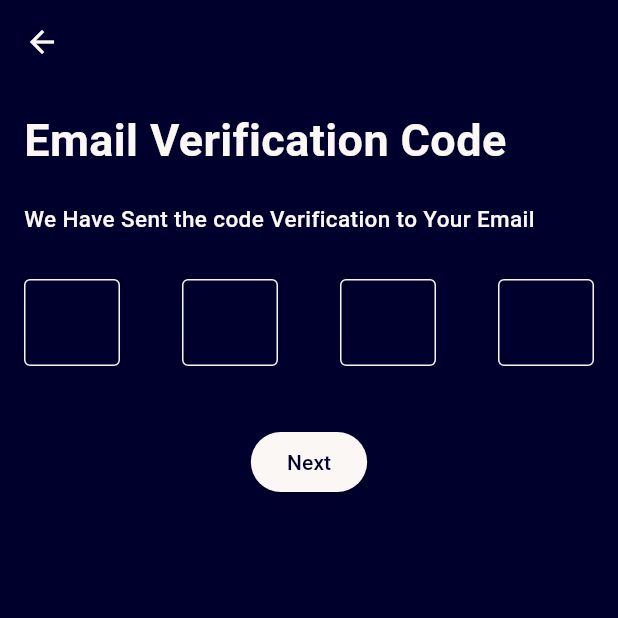
After one commit to pavants777/EduFarewell, a Flutter app: the ProfileWidget screen opened directly, after a tap on "Verify Email", on a phone screen of 412 x 824 dp, the top half of it. The commit adds this screen. Run offline on Flutter 3.47's test engine with Material 3 defaults, Android fonts, the phone set to English and light mode, and no system bars; our stand-ins replace dots_indicator, font_awesome_flutter, get, shared_preferences; accounts and stored records are empty; network calls fail.

Commit message:
email verification screen

```diff
--- a/lib/Provider/User_provider.dart
+++ b/lib/Provider/User_provider.dart
@@ -5,7 +5,8 @@ import 'package:clc/models/user.dart';
 import 'package:flutter/material.dart';
 
 class UserProvider extends ChangeNotifier {
-  User _user = User(email: '', id: '', name: '', token: '', password: '');
+  User _user = User(
+      email: '', id: '', name: '', token: '', password: '', isEmail: false);
   final StreamController<String?> _userTokenController =
       StreamController<String?>.broadcast();
 
--- a/lib/Services/auth_Services.dart
+++ b/lib/Services/auth_Services.dart
@@ -25,6 +25,7 @@ class AuthService {
         name: name,
         token: '',
         password: password,
+        isEmail: false,
       );
 
       http.Response res = await http.post(
@@ -144,7 +145,8 @@ class AuthService {
   Future<void> signOut(BuildContext context) async {
     SharedPreferences preferences = await SharedPreferences.getInstance();
     preferences.setString('x-auth-token', '');
-    User user = User(email: '', id: '', name: '', token: '', password: '');
+    User user = User(
+        email: '', id: '', name: '', token: '', password: '', isEmail: false);
     var userPrvoider = Provider.of<UserProvider>(context, listen: false);
     userPrvoider.setUserModel(user);
     Navigator.pushAndRemoveUntil(
--- /dev/null
+++ b/lib/Utils/Constant.dart
@@ -0,0 +1,10 @@
+class Constant {
+  static String image =
+      'https://cdn.iconscout.com/icon/free/png-256/free-avatar-370-456322.png?f=webp';
+  static const String api_key =
+      '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';
+  static const String api_url = 'https://api.openai.com/v1/chat/completions';
+  static int appId = 977084063;
+  static String appSign =
+      '08a94ad40e365b4db109c7bc77477f18d33cdef83763f122cb24dae3938369f8';
+}
--- /dev/null
+++ b/lib/Utils/custom_button.dart
@@ -0,0 +1,42 @@
+import 'package:flutter/material.dart';
+
+Widget CustomButton(String title, IconData icon, VoidCallback onTap,
+    double screenWidth, BuildContext context) {
+  return Padding(
+    padding: const EdgeInsets.only(top: 10, left: 30, right: 30, bottom: 10),
+    child: GestureDetector(
+      onTap: onTap,
+      child: Container(
+        alignment: Alignment.center,
+        padding: const EdgeInsets.all(10),
+        width: screenWidth * 0.90 - 30,
+        height: 50,
+        decoration: BoxDecoration(
+          color: const Color.fromARGB(255, 129, 129, 129).withOpacity(0.1),
+          borderRadius: BorderRadius.circular(30),
+          gradient: const LinearGradient(
+            colors: [Colors.blue, Colors.red, Colors.green],
+          ),
+        ),
+        child: Row(
+          children: [
+            const SizedBox(width: 50),
+            Icon(icon, color: Theme.of(context).colorScheme.secondary),
+            const SizedBox(width: 30),
+            Expanded(
+              child: Text(
+                title,
+                softWrap: false,
+                overflow: TextOverflow.ellipsis,
+                style: TextStyle(
+                  color: Theme.of(context).colorScheme.secondary,
+                  fontSize: 20,
+                ),
+              ),
+            ),
+          ],
+        ),
+      ),
+    ),
+  );
+}
--- a/lib/models/user.dart
+++ b/lib/models/user.dart
@@ -4,12 +4,14 @@ class User {
   String email;
   String token;
   String password;
+  bool isEmail;
 
   User({
     required this.email,
     required this.id,
     required this.name,
     required this.token,
+    required this.isEmail,
     required this.password,
   });
 
@@ -18,15 +20,18 @@ class User {
       "name": name,
       "email": email,
       "password": password,
+      "isEmail": false,
     };
   }
 
   factory User.fromJson(Map<String, dynamic> json) {
     return User(
-        email: json['email'],
-        id: json['_id'],
-        name: json['name'],
-        token: json['token'] ?? '',
-        password: json['password']);
+      email: json['email'],
+      id: json['_id'],
+      name: json['name'],
+      token: json['token'] ?? '',
+      password: json['password'],
+      isEmail: json['isEmail'],
+    );
   }
 }
--- /dev/null
+++ b/lib/pages/Profile/emailVerification.dart
@@ -0,0 +1,202 @@
+import 'package:clc/Provider/User_provider.dart';
+import 'package:flutter/material.dart';
+import 'package:flutter/services.dart';
+import 'package:font_awesome_flutter/font_awesome_flutter.dart';
+import 'package:provider/provider.dart';
+
+class EmailVerficiation extends StatelessWidget {
+  const EmailVerficiation({super.key});
+
+  @override
+  Widget build(BuildContext context) {
+    var _user = Provider.of<UserProvider>(context, listen: false).user;
+    return Scaffold(
+      appBar: AppBar(
+        backgroundColor: Theme.of(context).colorScheme.primary,
+        leading: IconButton(
+          onPressed: () {
+            Navigator.pop(context);
+          },
+          icon: Icon(
+            Icons.arrow_back,
+            color: Theme.of(context).colorScheme.secondary,
+          ),
+        ),
+      ),
+      body: SafeArea(
+        child: Padding(
+          padding: const EdgeInsets.all(16.0),
+          child: Column(
+            crossAxisAlignment: CrossAxisAlignment.start,
+            children: [
+              Text(
+                'Email Verification Code',
+                style: TextStyle(
+                  color: Theme.of(context).colorScheme.secondary,
+                  fontWeight: FontWeight.bold,
+                  fontSize: 30,
+                ),
+              ),
+              SizedBox(
+                height: 20,
+              ),
+              Text(
+                'We Have Sent the code Verification to Your Email ${_user.email}',
+                style: TextStyle(
+                  color: Theme.of(context).colorScheme.secondary,
+                  fontWeight: FontWeight.w500,
+                  fontSize: 15,
+                ),
+              ),
+              SizedBox(
+                height: 30,
+              ),
+              Form(
+                  child: Row(
+                mainAxisAlignment: MainAxisAlignment.spaceBetween,
+                children: [
+                  SizedBox(
+                    height: 68,
+                    width: 64,
+                    child: TextFormField(
+                      onChanged: (value) {
+                        if (value.length == 1) {
+                          FocusScope.of(context).nextFocus();
+                        }
+                      },
+                      style: TextStyle(
+                          color: Theme.of(context).colorScheme.secondary,
+                          fontSize: 25),
+                      decoration: InputDecoration(
+                        contentPadding: EdgeInsets.all(10),
+                        enabledBorder: OutlineInputBorder(
+                          borderSide: BorderSide(
+                            color: Theme.of(context).colorScheme.secondary,
+                          ),
+                        ),
+                        focusedBorder: OutlineInputBorder(
+                            borderSide: BorderSide(
+                                color:
+                                    Theme.of(context).colorScheme.secondary)),
+                      ),
+                      keyboardType: TextInputType.number,
+                      textAlign: TextAlign.center,
+                      inputFormatters: [
+                        LengthLimitingTextInputFormatter(1),
+                        FilteringTextInputFormatter.digitsOnly,
+                      ],
+                    ),
+                  ),
+                  SizedBox(
+                    height: 68,
+                    width: 64,
+                    child: TextFormField(
+                      onChanged: (value) {
+                        if (value.length == 1) {
+                          FocusScope.of(context).nextFocus();
+                        }
+                      },
+                      style: TextStyle(
+                          color: Theme.of(context).colorScheme.secondary,
+                          fontSize: 25),
+                      decoration: InputDecoration(
+                        contentPadding: EdgeInsets.all(10),
+                        enabledBorder: OutlineInputBorder(
+                          borderSide: BorderSide(
+                            color: Theme.of(context).colorScheme.secondary,
+                          ),
+                        ),
+                        focusedBorder: OutlineInputBorder(
+                            borderSide: BorderSide(
+                                color:
+                                    Theme.of(context).colorScheme.secondary)),
+                      ),
+                      keyboardType: TextInputType.number,
+                      textAlign: TextAlign.center,
+                      inputFormatters: [
+                        LengthLimitingTextInputFormatter(1),
+                        FilteringTextInputFormatter.digitsOnly,
+                      ],
+                    ),
+                  ),
+                  SizedBox(
+                    height: 68,
+                    width: 64,
+                    child: TextFormField(
+                      onChanged: (value) {
+                        if (value.length == 1) {
+                          FocusScope.of(context).nextFocus();
+                        }
+                      },
+                      style: TextStyle(
+                          color: Theme.of(context).colorScheme.secondary,
+                          fontSize: 25),
+                      decoration: InputDecoration(
+                        contentPadding: EdgeInsets.all(10),
+                        enabledBorder: OutlineInputBorder(
+                          borderSide: BorderSide(
+                            color: Theme.of(context).colorScheme.secondary,
+                          ),
+                        ),
+                        focusedBorder: OutlineInputBorder(
+                            borderSide: BorderSide(
+                                color:
+                                    Theme.of(context).colorScheme.secondary)),
+                      ),
+                      keyboardType: TextInputType.number,
+                      textAlign: TextAlign.center,
+                      inputFormatters: [
+                        LengthLimitingTextInputFormatter(1),
+                        FilteringTextInputFormatter.digitsOnly,
+                      ],
+                    ),
+                  ),
+                  SizedBox(
+                    height: 68,
+                    width: 64,
+                    child: TextFormField(
+                      onChanged: (value) {
+                        if (value.length == 1) {
+                          FocusScope.of(context).nextFocus();
+                        }
+                      },
+                      style: TextStyle(
+                          color: Theme.of(context).colorScheme.secondary,
+                          fontSize: 25),
+                      decoration: InputDecoration(
+                        contentPadding: EdgeInsets.all(10),
+                        enabledBorder: OutlineInputBorder(
+                          borderSide: BorderSide(
+                            color: Theme.of(context).colorScheme.secondary,
+                          ),
+                        ),
+                        focusedBorder: OutlineInputBorder(
+                            borderSide: BorderSide(
+                                color:
+                                    Theme.of(context).colorScheme.secondary)),
+                      ),
+                      keyboardType: TextInputType.number,
+                      textAlign: TextAlign.center,
+                      inputFormatters: [
+                        LengthLimitingTextInputFormatter(1),
+                        FilteringTextInputFormatter.digitsOnly,
+                      ],
+                    ),
+                  ),
+                ],
+              )),
+              SizedBox(
+                height: 30,
+              ),
+              Center(
+                  child: ElevatedButton(
+                onPressed: () {},
+                child: Text('Next'),
+              ))
+            ],
+          ),
+        ),
+      ),
+    );
+  }
+}
--- /dev/null
+++ b/lib/pages/Profile/profile.dart
@@ -0,0 +1,157 @@
+import 'package:clc/Provider/User_provider.dart';
+import 'package:clc/Services/auth_Services.dart';
+import 'package:clc/Utils/Constant.dart';
+import 'package:clc/Utils/custom_button.dart';
+import 'package:clc/pages/Profile/emailVerification.dart';
+import 'package:flutter/material.dart';
+import 'package:font_awesome_flutter/font_awesome_flutter.dart';
+import 'package:provider/provider.dart';
+
+class ProfileWidget extends StatelessWidget {
+  const ProfileWidget({super.key});
+
+  @override
+  Widget build(BuildContext context) {
+    var screenWidth = MediaQuery.of(context).size.width;
+    var _user = Provider.of<UserProvider>(context, listen: false);
+    return Scaffold(
+      body: SingleChildScrollView(
+        child: SafeArea(
+          child: Center(
+              child: Column(
+            children: [
+              Text(
+                'Profile',
+                style: TextStyle(
+                  color: Theme.of(context).colorScheme.secondary,
+                  fontSize: 30,
+                  letterSpacing: 5,
+                ),
+              ),
+              const SizedBox(
+                height: 30,
+              ),
+              Stack(
+                children: [
+                  CircleAvatar(
+                    radius: 100,
+                    backgroundColor: Colors.yellow,
+                    child: CircleAvatar(
+                      radius: 95,
+                      backgroundImage: NetworkImage(Constant.image),
+                    ),
+                  ),
+                  Positioned(
+                      bottom: 0,
+                      left: 35,
+                      child: emailWidget(
+                          Provider.of<UserProvider>(context, listen: false)
+                                  .user
+                                  ?.isEmail ??
+                              false,
+                          context)),
+                ],
+              ),
+              const SizedBox(
+                height: 10,
+              ),
+              Text(
+                _user.user.name,
+                style: TextStyle(
+                    color: Theme.of(context).colorScheme.secondary,
+                    fontSize: 30),
+              ),
+              Text(_user.user.email,
+                  style: TextStyle(
+                      color: Theme.of(context).colorScheme.secondary,
+                      fontSize: 20)),
+              Text(_user.user.id,
+                  style: TextStyle(
+                      color: Theme.of(context).colorScheme.secondary,
+                      fontSize: 20)),
+              const SizedBox(
+                height: 30,
+              ),
+              CustomButton("Edit Profile", FontAwesomeIcons.userPen, () {},
+                  screenWidth, context),
+              CustomButton("Terms and Conditions", FontAwesomeIcons.fileInvoice,
+                  () {}, screenWidth, context),
+              CustomButton(
+                "Privacy Policy",
+                FontAwesomeIcons.shieldHalved,
+                () {},
+                screenWidth,
+                context,
+              ),
+              CustomButton(
+                "LogOut",
+                FontAwesomeIcons.signOut,
+                () {
+                  AuthService _auth = AuthService();
+                  _auth.signOut(context);
+                },
+                screenWidth,
+                context,
+              ),
+            ],
+          )),
+        ),
+      ),
+    );
+  }
+}
+
+Widget emailWidget(bool isEmail, BuildContext context) {
+  if (isEmail) {
+    return Container(
+      padding: const EdgeInsets.only(top: 5, right: 10, left: 10, bottom: 5),
+      decoration: BoxDecoration(
+          borderRadius: BorderRadius.circular(100), color: Colors.white),
+      child: const Row(
+        mainAxisAlignment: MainAxisAlignment.spaceEvenly,
+        children: [
+          Icon(
+            Icons.verified,
+            color: Colors.green,
+          ),
+          SizedBox(
+            width: 10,
+          ),
+          Text(
+            "Email Verified",
+            style: TextStyle(color: Colors.black, fontWeight: FontWeight.bold),
+          )
+        ],
+      ),
+    );
+  }
+  return GestureDetector(
+    onTap: () {
+      Navigator.push(
+        context,
+        MaterialPageRoute(builder: (context) => EmailVerficiation()),
+      );
+    },
+    child: Container(
+      padding: const EdgeInsets.only(top: 5, right: 10, left: 10, bottom: 5),
+      decoration: BoxDecoration(
+          borderRadius: BorderRadius.circular(100), color: Colors.white),
+      child: const Row(
+        mainAxisAlignment: MainAxisAlignment.spaceEvenly,
+        children: [
+          Icon(
+            Icons.cancel_rounded,
+            color: Colors.red,
+          ),
+          SizedBox(
+            width: 10,
+          ),
+          Text(
+            "Verify Email",
+            style: TextStyle(color: Colors.black, fontWeight: FontWeight.bold),
+          )
+        ],
+      ),
+    ),
+  );
+}
--- a/lib/pages/homepages/homeScreen.dart
+++ b/lib/pages/homepages/homeScreen.dart
@@ -1,3 +1,4 @@
+import 'package:clc/pages/Profile/profile.dart';
 import 'package:clc/widgets/mainScreenWidgets.dart';
 import 'package:flutter/material.dart';
 import 'package:font_awesome_flutter/font_awesome_flutter.dart';
@@ -13,7 +14,6 @@ class _HomePageState extends State<HomePage> {
   final HomeWidget _homeWidget = const HomeWidget();
   final SearchWidget _searchWidget = const SearchWidget();
   final MeetingWidget _meetingWidget = const MeetingWidget();
-  final ProfileWidget _profileWidget = const ProfileWidget();
 
   Widget _currentPage = const HomeWidget();
 
@@ -62,7 +62,7 @@ class _HomePageState extends State<HomePage> {
         _changePage(_meetingWidget);
         break;
       case 3:
-        _changePage(_profileWidget);
+        _changePage(ProfileWidget());
         break;
       default:
         break;
--- a/lib/widgets/mainScreenWidgets.dart
+++ b/lib/widgets/mainScreenWidgets.dart
@@ -16,6 +16,12 @@ class HomeWidget extends StatelessWidget {
           children: [
             Text(
               '${_user.email}',
+              style: TextStyle(
+                  fontWeight: FontWeight.bold,
+                  color: Theme.of(context).colorScheme.secondary),
+            ),
+            Text(
+              'isEmail :  ${_user.isEmail}',
               style: TextStyle(
                   fontWeight: FontWeight.bold,
                   color: Theme.of(context).colorScheme.secondary),
@@ -77,19 +83,3 @@ class MeetingWidget extends StatelessWidget {
     );
   }
 }
-
-class ProfileWidget extends StatelessWidget {
-  const ProfileWidget({super.key});
-
-  @override
-  Widget build(BuildContext context) {
-    return Scaffold(
-      body: Center(
-        child: Text(
-          'Profile Widget',
-          style: TextStyle(color: Theme.of(context).colorScheme.secondary),
-        ),
-      ),
-    );
-  }
-}
```
